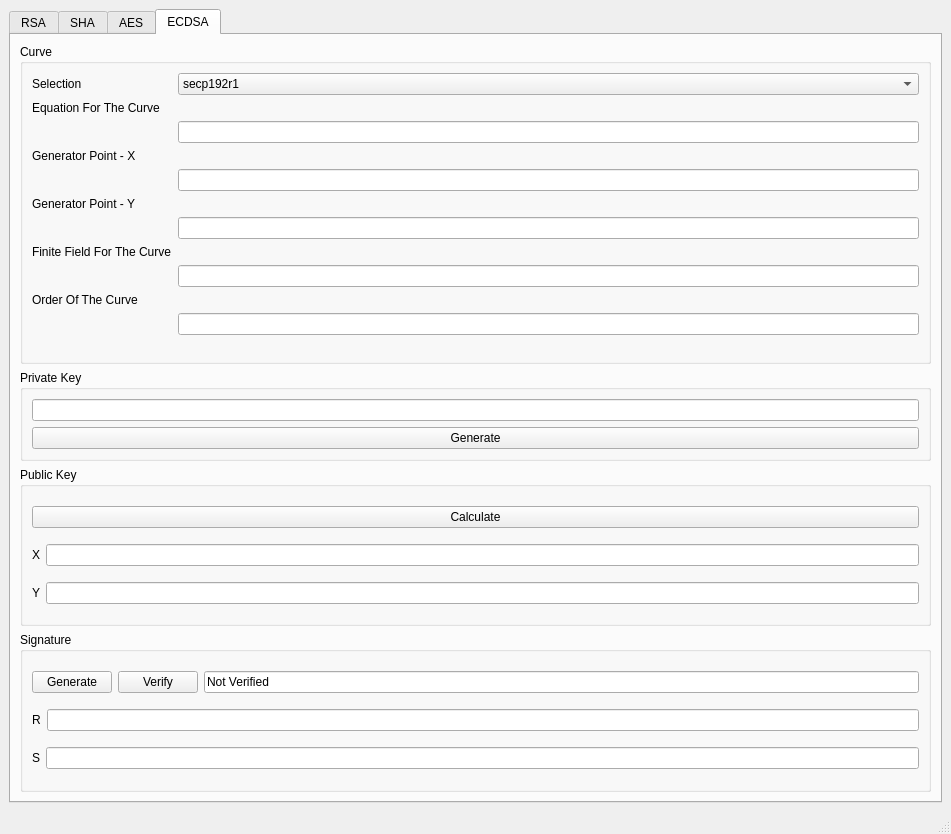
Qt form C++_Implementations/QT_GUI_Cryptography/resources/mainwindow.ui (jbarbourmoore/Cryptography-Exploration) before a commit.
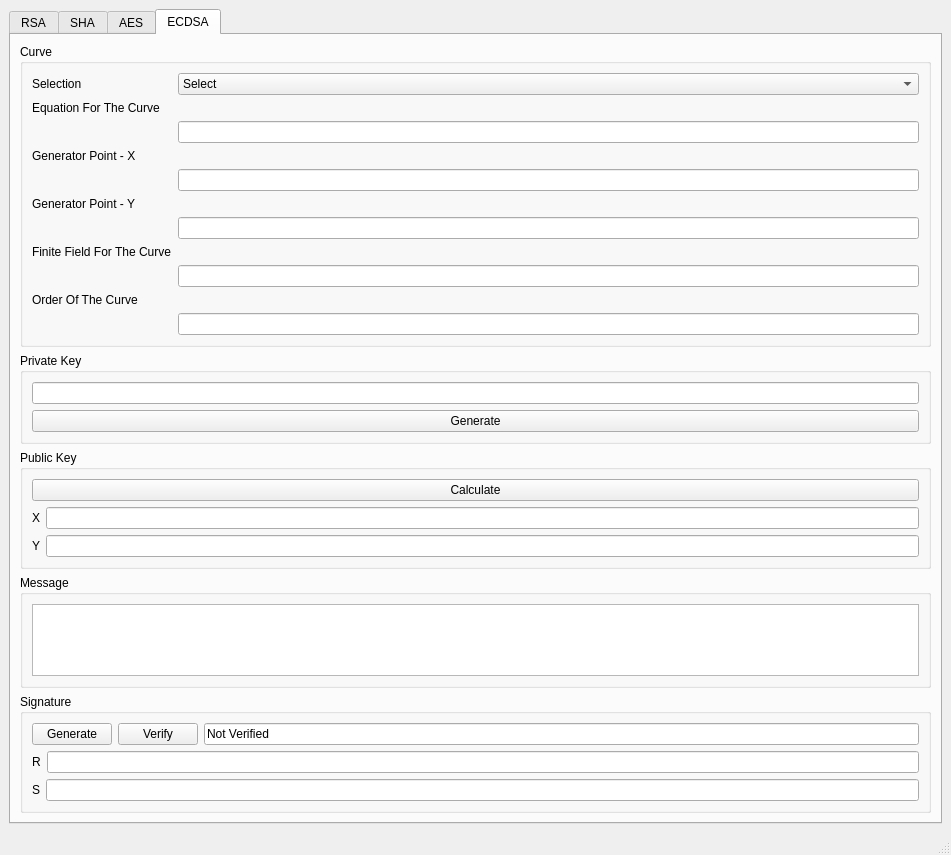
The same form after that commit. The open tabs and pages were chosen to show the change.

Commit message: Added ECDSA signature gen and verification to GUI application

The edit to the form file:
```diff
--- a/C++_Implementations/QT_GUI_Cryptography/resources/mainwindow.ui
+++ b/C++_Implementations/QT_GUI_Cryptography/resources/mainwindow.ui
@@ -1004,6 +1004,11 @@
            </item>
            <item row="0" column="1">
             <widget class="QComboBox" name="ecdsa_curve_select">
+             <item>
+              <property name="text">
+               <string>Select</string>
+              </property>
+             </item>
              <item>
               <property name="text">
                <string>secp192r1</string>
@@ -1179,6 +1184,18 @@
           </layout>
          </widget>
         </item>
+        <item>
+         <widget class="QGroupBox" name="groupBox_5">
+          <property name="title">
+           <string>Message</string>
+          </property>
+          <layout class="QVBoxLayout" name="verticalLayout_17">
+           <item>
+            <widget class="QPlainTextEdit" name="ecdsa_message_edit"/>
+           </item>
+          </layout>
+         </widget>
+        </item>
         <item>
          <widget class="QGroupBox" name="groupBox">
           <property name="sizePolicy">
```
Left out of the diff: 2 changed lines with no effect on the pictures. The commit also changes 2 other files.
